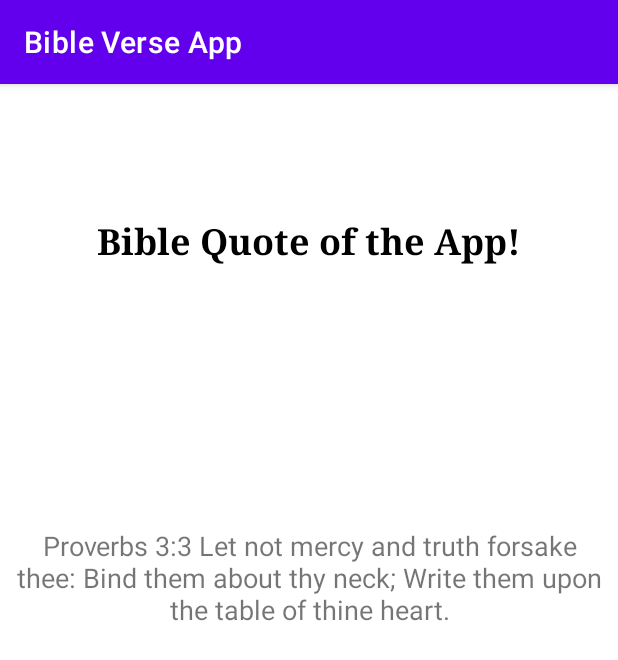
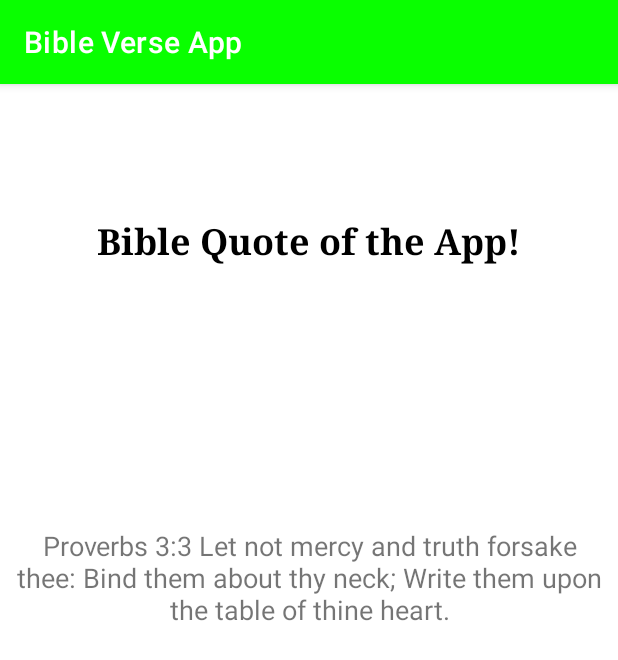
Before and after one commit to kmung/Bible-Verse-App, an Android app: the screen it shows after launch (MainActivity), on a phone screen of 412 x 824 dp. Shown: the top 660 px of the screen. Run offline under Robolectric (Android 15) with nearby library versions, the phone set to English and light mode, and no system bars.

Commit message:
update ui colors

```diff
--- a/app/src/main/java/edu/oru/cit352/ckmung1/bibleverseapp/MainActivity.java
+++ b/app/src/main/java/edu/oru/cit352/ckmung1/bibleverseapp/MainActivity.java
@@ -2,6 +2,7 @@ package edu.oru.cit352.ckmung1.bibleverseapp;
 
 import androidx.appcompat.app.AppCompatActivity;
 
+import android.content.res.Resources;
 import android.os.Bundle;
 
 public class MainActivity extends AppCompatActivity {
@@ -11,4 +12,10 @@ public class MainActivity extends AppCompatActivity {
         super.onCreate(savedInstanceState);
         setContentView(R.layout.activity_main);
     }
+
+    // Bible display function
+    private void displayVerse() {
+        // getting the resource
+        Resources res = getResources();
+    }
 }
--- a/app/src/main/res/layout/activity_main.xml
+++ b/app/src/main/res/layout/activity_main.xml
@@ -14,7 +14,7 @@
         android:text="@string/greet_message"
         android:textSize="@dimen/greet_message_size"
         android:textStyle="bold"
-        android:textColor="#000"
+        android:textColor="@color/black"
         app:layout_constraintBottom_toBottomOf="parent"
         app:layout_constraintEnd_toEndOf="parent"
         app:layout_constraintStart_toStartOf="parent"
--- a/app/src/main/res/values/colors.xml
+++ b/app/src/main/res/values/colors.xml
@@ -7,4 +7,7 @@
     <color name="teal_700">#FF018786</color>
     <color name="black">#FF000000</color>
     <color name="white">#FFFFFFFF</color>
+    <color name="green">#09FF00</color>
+    <color name="blue">#0086F1</color>
+    <color name="gold">#FFD700</color>
 </resources>
--- a/app/src/main/res/values/themes.xml
+++ b/app/src/main/res/values/themes.xml
@@ -2,8 +2,8 @@
     <!-- Base application theme. -->
     <style name="Theme.BibleVerseApp" parent="Theme.MaterialComponents.DayNight.DarkActionBar">
         <!-- Primary brand color. -->
-        <item name="colorPrimary">@color/purple_500</item>
-        <item name="colorPrimaryVariant">@color/purple_700</item>
+        <item name="colorPrimary">@color/green</item>
+        <item name="colorPrimaryVariant">@color/blue</item>
         <item name="colorOnPrimary">@color/white</item>
         <!-- Secondary brand color. -->
         <item name="colorSecondary">@color/teal_200</item>
```
